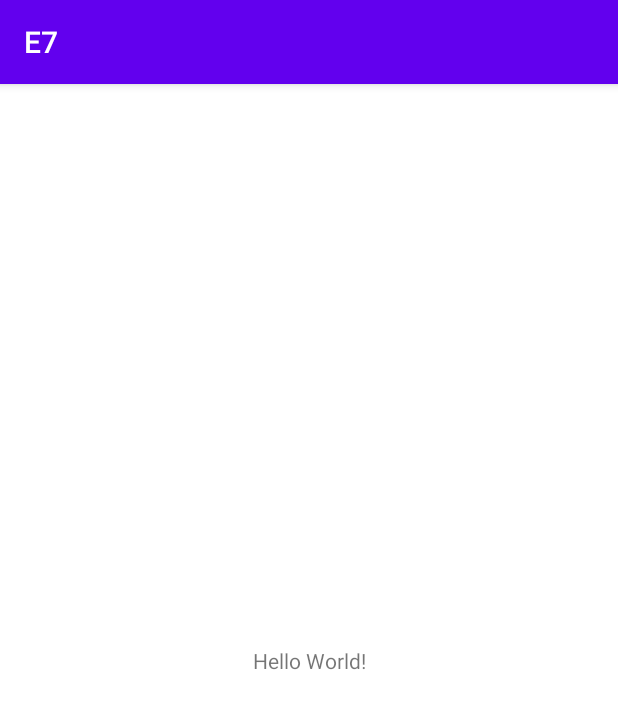
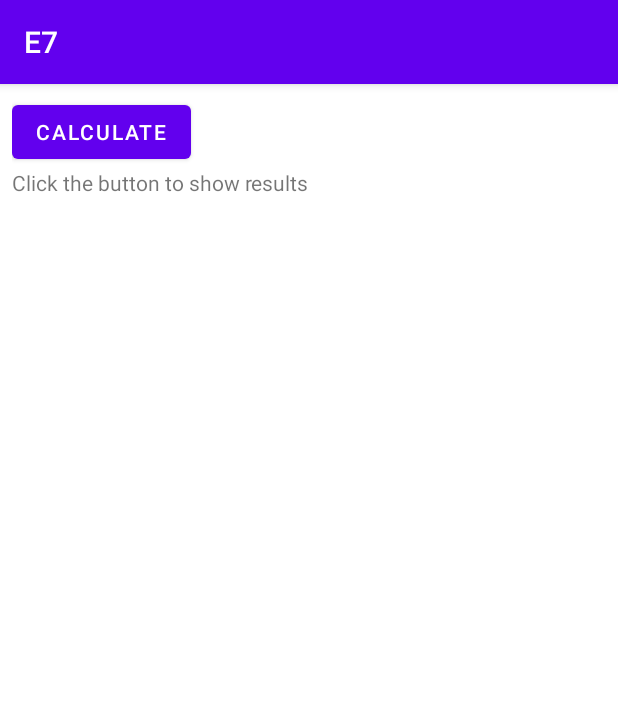
Before and after one commit to MASSHUU12/programowanie-rownolegle-i-wspolbiezne, an Android app: the screen it shows after launch (MainActivity), on a phone screen of 412 x 824 dp. Shown: the top 709 px of the screen. Run offline under Robolectric (Android 15) with nearby library versions, the phone set to English and light mode, and no system bars; 1 statement that could not run was skipped.

Commit message:
feat(e7): setup a button

```diff
--- a/e7/app/src/main/java/com/example/e7/MainActivity.kt
+++ b/e7/app/src/main/java/com/example/e7/MainActivity.kt
@@ -2,6 +2,7 @@ package com.example.e7
 
 import androidx.appcompat.app.AppCompatActivity
 import android.os.Bundle
+import android.view.View
 import android.widget.TextView
 import com.example.e7.databinding.ActivityMainBinding
 
@@ -14,16 +15,13 @@ class MainActivity : AppCompatActivity() {
 
         binding = ActivityMainBinding.inflate(layoutInflater)
         setContentView(binding.root)
-
-        // Example of a call to a native method
-        binding.sampleText.text = stringFromJNI()
     }
 
-    /**
-     * A native method that is implemented by the 'e7' native library,
-     * which is packaged with this application.
-     */
-    external fun stringFromJNI(): String
+    private external fun calculate(): String
+
+    fun onCalculateClick(view: View) {
+        binding.resultText.text = calculate()
+    }
 
     companion object {
         // Used to load the 'e7' library on application startup.
--- a/e7/app/src/main/res/layout/activity_main.xml
+++ b/e7/app/src/main/res/layout/activity_main.xml
@@ -6,14 +6,29 @@
     android:layout_height="match_parent"
     tools:context=".MainActivity">
 
-    <TextView
-        android:id="@+id/sample_text"
+    <LinearLayout
         android:layout_width="wrap_content"
         android:layout_height="wrap_content"
-        android:text="Hello World!"
-        app:layout_constraintBottom_toBottomOf="parent"
-        app:layout_constraintEnd_toEndOf="parent"
+        android:layout_marginStart="8dp"
+        android:layout_marginTop="8dp"
+        android:orientation="vertical"
+        android:visibility="visible"
         app:layout_constraintStart_toStartOf="parent"
-        app:layout_constraintTop_toTopOf="parent" />
+        app:layout_constraintTop_toTopOf="parent"
+        tools:visibility="visible">
+
+        <Button
+            android:id="@+id/calculate_button"
+            android:layout_width="wrap_content"
+            android:layout_height="wrap_content"
+            android:onClick="onCalculateClick"
+            android:text="@string/calculate_button" />
+
+        <TextView
+            android:id="@+id/result_text"
+            android:layout_width="wrap_content"
+            android:layout_height="wrap_content"
+            android:text="Click the button to show results" />
+    </LinearLayout>
 
 </androidx.constraintlayout.widget.ConstraintLayout>
--- a/e7/app/src/main/res/values/strings.xml
+++ b/e7/app/src/main/res/values/strings.xml
@@ -1,3 +1,4 @@
 <resources>
     <string name="app_name">E7</string>
+    <string name="calculate_button">Calculate</string>
 </resources>
--- a/e7/gradle.properties
+++ b/e7/gradle.properties
@@ -21,3 +21,4 @@ kotlin.code.style=official
 # resources declared in the library itself and none from the library's dependencies,
 # thereby reducing the size of the R class for that library
 android.nonTransitiveRClass=true
+org.gradle.configuration-cache=true
```
Also changed, not shown: 1 other file.
